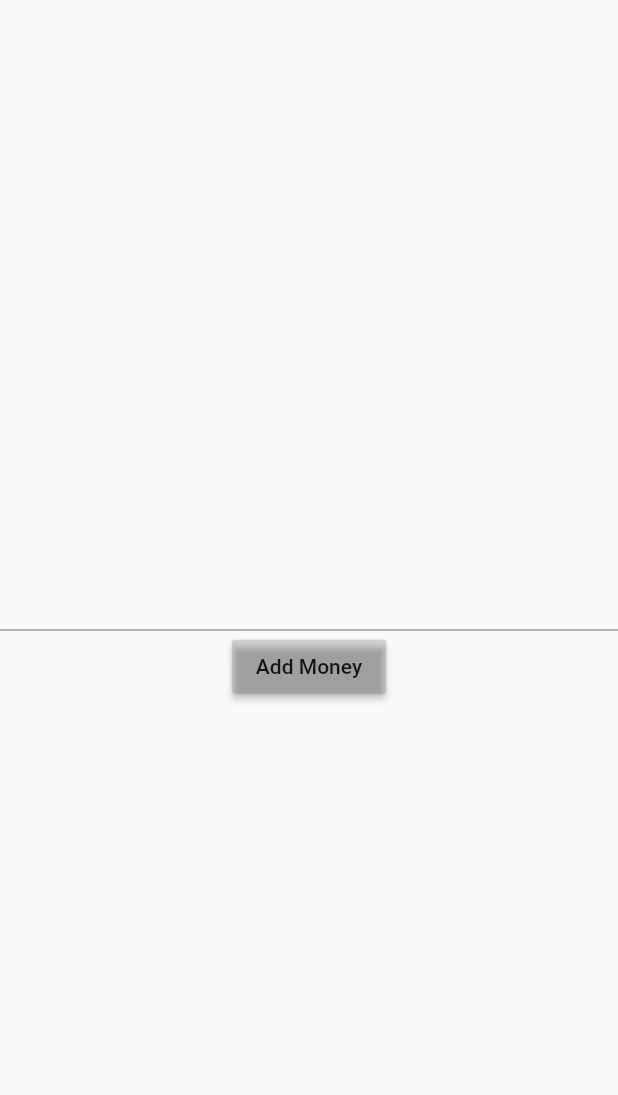
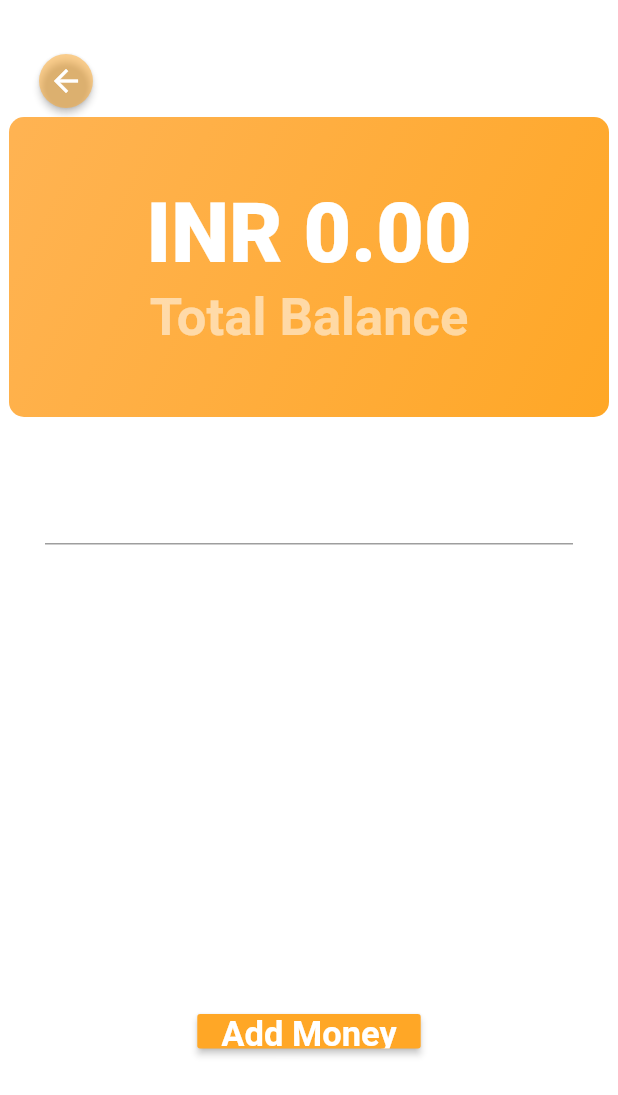
Before and after one commit to Ayush412/KILO, a Flutter app: the AddMoney screen opened directly, on a phone screen of 412 x 824 dp. Shown: the top 1095 px of the screen. Run offline on Flutter 3.47's test engine with Material 2 defaults, Android fonts, the light colour scheme and no system bars; our stand-ins replace camera, charts_flutter, circular_countdown_timer, cloud_firestore, connectivity, date_format and 16 more; missing offline and left inert: camera_image_converter, colorful_safe_area, health, height_slider, razorpay_flutter, simple_image_crop and 4 more; accounts and stored records are empty.

Commit message:
Wallet and Add Money UI, Store Layout

```diff
--- a/lib/screens/add_money.dart
+++ b/lib/screens/add_money.dart
@@ -10,36 +10,145 @@ class _AddMoneyState extends State<AddMoney> {
   TextEditingController controller = TextEditingController();
   Widget build(BuildContext context) {
     return Scaffold(
-      body: Column(
-          mainAxisAlignment: MainAxisAlignment.center,
+
+      backgroundColor: Colors.white,
+
+      body:
+      Column(
+          mainAxisAlignment: MainAxisAlignment.start,
           crossAxisAlignment: CrossAxisAlignment.center,
           mainAxisSize: MainAxisSize.max,
           children: <Widget>[
-            TextField(
+             Align(
+              alignment: Alignment.topLeft,
+              child: Padding(
+                padding: const EdgeInsets.only(top: 30),
+                child: RaisedButton(
+                  color: Colors.orange[400].withOpacity(0.5),
+                  shape: CircleBorder(),
+                  onPressed: () => Navigator.of(context).pop(),
+                  child: Icon(
+                    Icons.arrow_back,
+                    color: Colors.white,
+                  ),
+                ),
+              )
+            ),
+            Container(
+              height: 200,
+              width: 400,
+              decoration: BoxDecoration(
+                borderRadius: BorderRadius.circular(10),
+                gradient: LinearGradient(
+                  begin: Alignment.topLeft,
+                  end: Alignment.bottomRight,
+                  colors: [
+                    Colors.orangeAccent.withOpacity(0.9),
+                    Colors.orange[400],
+          ],
+        ),
+      ),
+            child: Padding(
+              padding: const EdgeInsets.symmetric(),
+              child: Column(
+                crossAxisAlignment: CrossAxisAlignment.center,
+                mainAxisAlignment: MainAxisAlignment.center,
+                children: [
+                  Text(
+                    "INR 0.00",
+                    style: TextStyle(
+                      color: Colors.white,
+                      fontWeight: FontWeight.w900,
+                      fontSize: 55,
+                    ),
+                  ),
+                  SizedBox(height: 4),
+                  Text(
+                    "Total Balance",
+                    style: TextStyle(
+                      color: Colors.white54,
+                      fontSize: 35,
+                      fontWeight: FontWeight.bold,
+                    ),
+                  ),
+
+                  // Expanded(
+                  //   child: new Padding(padding: const EdgeInsets.all(10.0),
+                  //   child: Icon(
+                  //   Icons.account_balance_wallet_outlined,
+                  //   size: 100,
+
+                  // ))),
+
+
+
+
+                ],
+                ),
+
+          ),
+          ),
+
+
+                  Expanded(
+                    child: Padding(
+                      padding: EdgeInsets.symmetric(horizontal: 30, vertical: 20),
+                      child: TextField(
                       textAlign: TextAlign.center,
                       textAlignVertical: TextAlignVertical.center,
-              style: TextStyle(fontSize: 35),
+                      style:
+                        TextStyle(
+                          fontSize: 35,
+                          fontWeight: FontWeight.bold,
+                        ),
+
+                        cursorColor: Colors.orange[400],
                         controller: controller,
                         keyboardType: TextInputType.number,
                   ),
-            RaisedButton(
-              child: Text('Add Money'),
-              color: Colors.black12,
+                  ),),
+
+                  Expanded(
+                    flex: 1,
+                    child: Padding(
+                      padding: EdgeInsets.all(125),
+                      child: RaisedButton(
+                        child: Text('Add Money',
+                          style: TextStyle(
+                            fontSize: 23,
+                            fontWeight: FontWeight.bold,
+                          ),
+                        ),
+                        textColor: Colors.white,
+                        color: Colors.orange[400],
                         onPressed: () => addMoney(),
+                    )
+
                   ),
-          ]),
+                  ),
+          ],
+          ),
           );
   }
 
   addMoney() {
     return showDialog(
+      barrierColor: Colors.grey,
       context: context,
       builder: (context) {
         return AlertDialog(
+          backgroundColor: Colors.orange[400],
           // Retrieve the text the that user has entered by using the
           // TextEditingController.
           content: Text(
-              "Added INR " + controller.text + " to Wallet\n New Amount = "),
+              "Added INR " + controller.text + " to Wallet\n\nNew Amount = ",
+              style: TextStyle(
+                            fontSize: 25,
+                            fontWeight: FontWeight.bold,
+                            color: Colors.white,
+
+
+                          ),),
         );
       },
     );
```
Also changed, not shown: lib/screens/purchase.dart (added, +53 -0 lines), lib/screens/wallet.dart (+81 -53 lines). Lines whose indentation alone changed are shown as unchanged.
